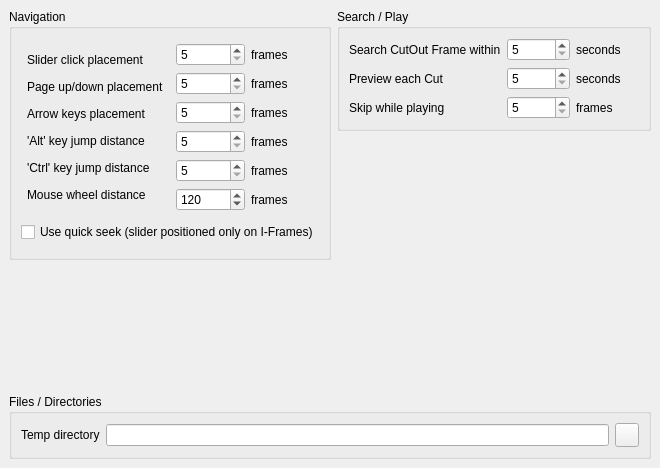
Before: the Qt Designer form ui/ttcutsettingscommon.ui in MINIXJR/TTCut-ng, drawn with Qt 5.
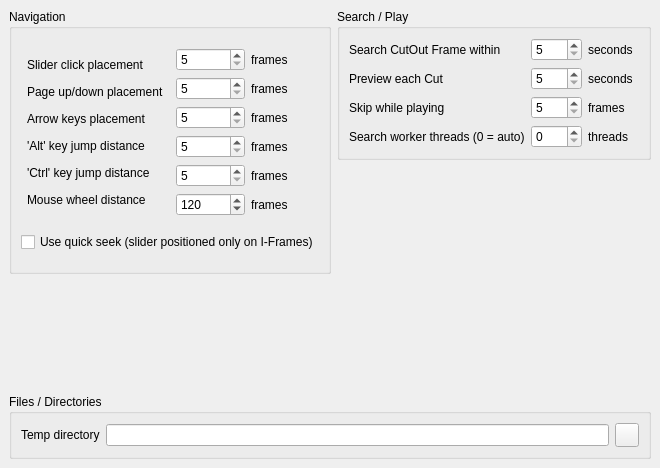
After: the same form once the commit is applied. Icons and pictures are not drawn.

Commit message:
ttcutsettingscommon: SpinBox for searchWorkerCount
New QSpinBox sbSearchWorkerCount in the Search / Play group of the
Common settings tab. Range 0..16; tooltip explains 0 = automatic
(default qBound(1, idealThreadCount/2, 4)) and the per-worker memory
cost of ~40 MB at 1080p.

Wired into setTabData / getTabData against TTSettings::searchWorkerCount.

User-verified: SpinBox visible, value persists across settings dialog
reopen.

```diff
--- a/ui/ttcutsettingscommon.ui
+++ b/ui/ttcutsettingscommon.ui
@@ -440,6 +440,13 @@
           </property>
          </widget>
         </item>
+        <item>
+         <widget class="QLabel" name="laThreads" >
+          <property name="text" >
+           <string>threads</string>
+          </property>
+         </widget>
+        </item>
        </layout>
       </item>
       <item row="0" column="1" >
@@ -498,6 +505,22 @@
           </property>
          </widget>
         </item>
+        <item>
+         <widget class="QSpinBox" name="sbSearchWorkerCount" >
+          <property name="minimum" >
+           <number>0</number>
+          </property>
+          <property name="maximum" >
+           <number>16</number>
+          </property>
+          <property name="singleStep" >
+           <number>1</number>
+          </property>
+          <property name="toolTip" >
+           <string>Number of parallel decoders during black-frame / scene-change / logo search. 0 = automatic (max 4 by default). Higher uses more RAM (~40 MB per worker for 1080p H.264/H.265).</string>
+          </property>
+         </widget>
+        </item>
        </layout>
       </item>
       <item row="0" column="0" >
@@ -538,6 +561,13 @@
           </property>
          </widget>
         </item>
+        <item>
+         <widget class="QLabel" name="laWorkerCount" >
+          <property name="text" >
+           <string>Search worker threads (0 = auto)</string>
+          </property>
+         </widget>
+        </item>
        </layout>
       </item>
      </layout>
```
The commit also changes 1 other file.
